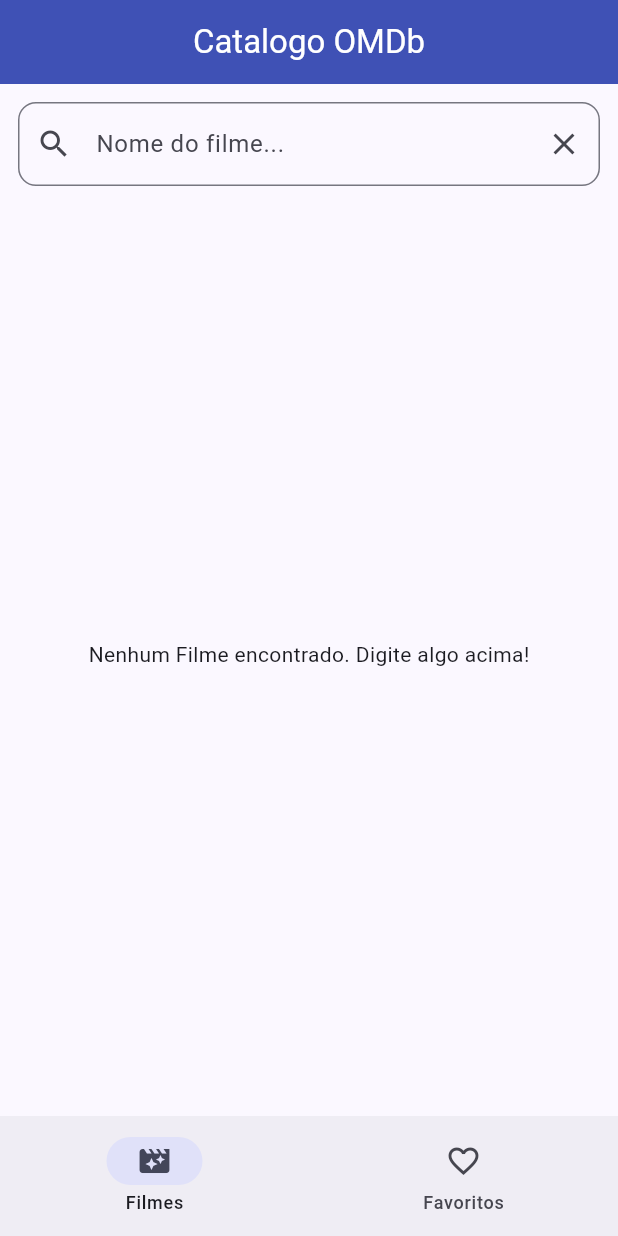
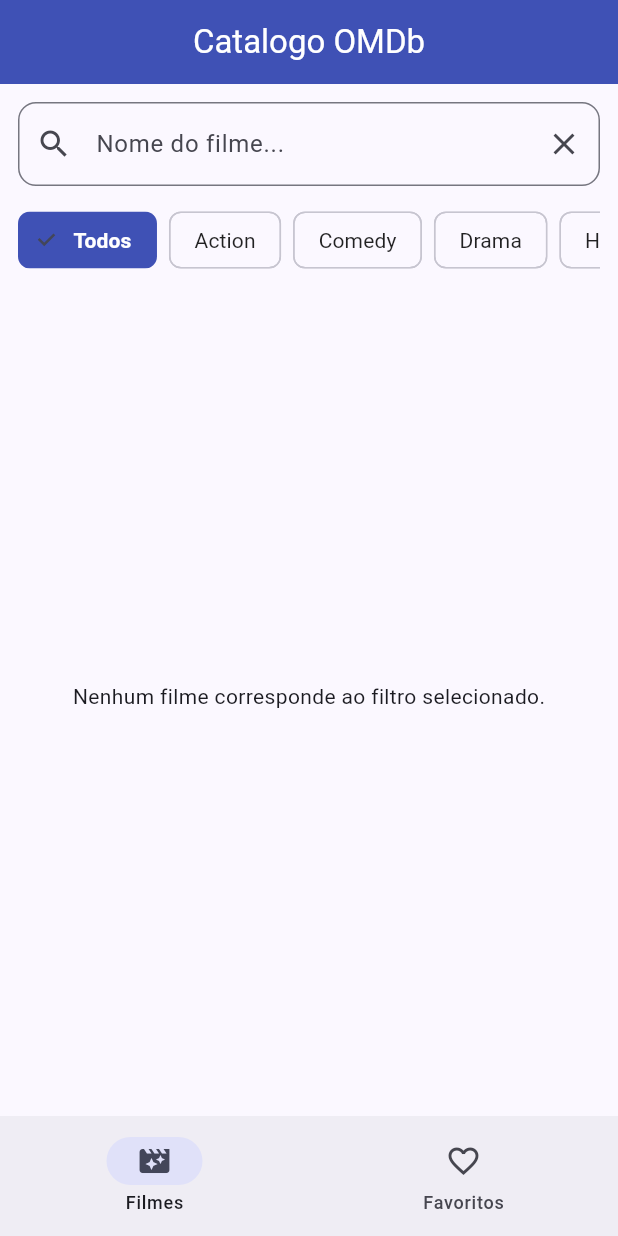
Before and after one commit to pedromarcal079/omdb-poo, a Flutter app: the screen it shows after launch, on a phone screen of 412 x 824 dp. Run offline on Flutter 3.47's test engine with Material 3 defaults, Android fonts, the light colour scheme and no system bars; our stand-ins replace get.

Commit message:
feat: pesquisa dinamica por generos

```diff
--- a/lib/controllers/movie_controller.dart
+++ b/lib/controllers/movie_controller.dart
@@ -13,14 +13,46 @@
   var currentMovieDetail = Rxn<MovieDetailModel>();
   var isLoadingDetail = false.obs;
 
+  var selectedGenre = 'Todos'.obs;
+  final List<String> genresList = ['Todos', 'Action', 'Comedy', 'Drama', 'Horror', 'Sci-Fi','Animation','Adventure', 'Musical', 'Sport'];
+
+  List<MovieModel> get filteredMovies {
+    if (selectedGenre.value == 'Todos') {
+      return movies;
+    }
+    return movies.where((movie) => movie.genres.contains(selectedGenre.value)).toList();
+  }
+
   void fetchMovies(String query) async {
+    if (query.trim().isEmpty) {
+    movies.clear();
+    return;
+  }
+
     try {
       isLoading.value = true;
       final result = await _omdbService.searchMovies(query);
       movies.assignAll(result);
+
+      _loadGenresForLoadedMovies();
     } finally {
       isLoading.value = false;
     }
+  }
+
+  void _loadGenresForLoadedMovies() async {
+    final List<MovieModel> currentList = List.from(movies);
+
+    for (var movie in currentList) {
+      final detail = await _omdbService.fetchMovieDetail(movie.imdbId);
+
+      if (detail != null && detail.genre != 'N/A') {
+        List<String> realGenres = detail.genre.split(', ').toList();
+        movie.genres.addAll(realGenres);
+      }
+    }
+
+    movies.refresh();
   }
 
   void toggleFavorite(MovieModel movie) {
@@ -51,4 +83,8 @@
   void changeTab(int index) {
     currentTabIndex.value = index;
   }
+
+  void changeGenre(String genre) {
+    selectedGenre.value = genre;
+  }
 }
--- a/lib/models/movie_model.dart
+++ b/lib/models/movie_model.dart
@@ -4,24 +4,23 @@
   final String _imdbId;
   final String _type;
   final String _poster;
+  List<String> genres;
 
   MovieModel({
-    required String title,
-    required String year,
-    required String imdbId,
-    required String type,
-    required String poster,
-  })  : _title = title,
-        _year = year,
-        _imdbId = imdbId,
-        _type = type,
-        _poster = poster;
+    required this._title,
+    required this._year,
+    required this._imdbId,
+    required this._type,
+    required this._poster,
+    required this.genres,
+  });
 
   String get title => _title;
   String get year => _year;
   String get imdbId => _imdbId;
   String get type => _type;
   String get poster => _poster;
+  // List<String> get genres => genres;
 
   factory MovieModel.fromJson(Map<String, dynamic> json) {
     return MovieModel(
@@ -32,6 +31,7 @@
       poster: json['Poster'] == 'N/A'
         ? 'https://upload.wikimedia.org/wikipedia/commons/thumb/6/65/No-Image-Placeholder.svg/1920px-No-Image-Placeholder.svg.png'
         : json['Poster'],
+      genres: ['Todos'],
     );
   }
 
--- a/lib/view/search_view.dart
+++ b/lib/view/search_view.dart
@@ -40,15 +40,45 @@
           ),
           const SizedBox(height: 16),
 
+          SizedBox(
+          height: 40,
+          child: ListView.builder(
+            scrollDirection: Axis.horizontal,
+            itemCount: controller.genresList.length,
+            itemBuilder: (context, index) {
+              final genre = controller.genresList[index];
+              return Obx(() {
+                final isSelected = controller.selectedGenre.value == genre;
+                return Padding(
+                  padding: const EdgeInsets.only(right: 8.0),
+                  child: FilterChip(
+                    label: Text(genre),
+                    selected: isSelected,
+                    selectedColor: Colors.indigo,
+                    labelStyle: TextStyle(
+                      color: isSelected ? Colors.white : Colors.black87,
+                      fontWeight: isSelected ? FontWeight.bold : FontWeight.normal,
+                    ),
+                    onSelected: (bool selected) {
+                      controller.changeGenre(genre);
+                    },
+                  ),
+                );
+              });
+            },
+          ),
+        ),
+
+          const SizedBox(height: 16),
           Expanded(
             child: Obx(() {
               if (controller.isLoading.value) {
                 return const Center(child: CircularProgressIndicator());
               }
 
-              if (controller.movies.isEmpty) {
+              if (controller.filteredMovies.isEmpty) {
                 return const Center(
-                  child: Text("Nenhum Filme encontrado. Digite algo acima!"),
+                  child: Text('Nenhum filme corresponde ao filtro selecionado.'),
                 );
               }
 
@@ -59,9 +89,9 @@
                   crossAxisSpacing: 10,
                   mainAxisSpacing: 10,
                   ),
-                itemCount: controller.movies.length,
+                itemCount: controller.filteredMovies.length,
                 itemBuilder: (context, index) {
-                  final movie = controller.movies[index];
+                  final movie = controller.filteredMovies[index];
 
                   return GestureDetector(
                     onTap: () {
```
